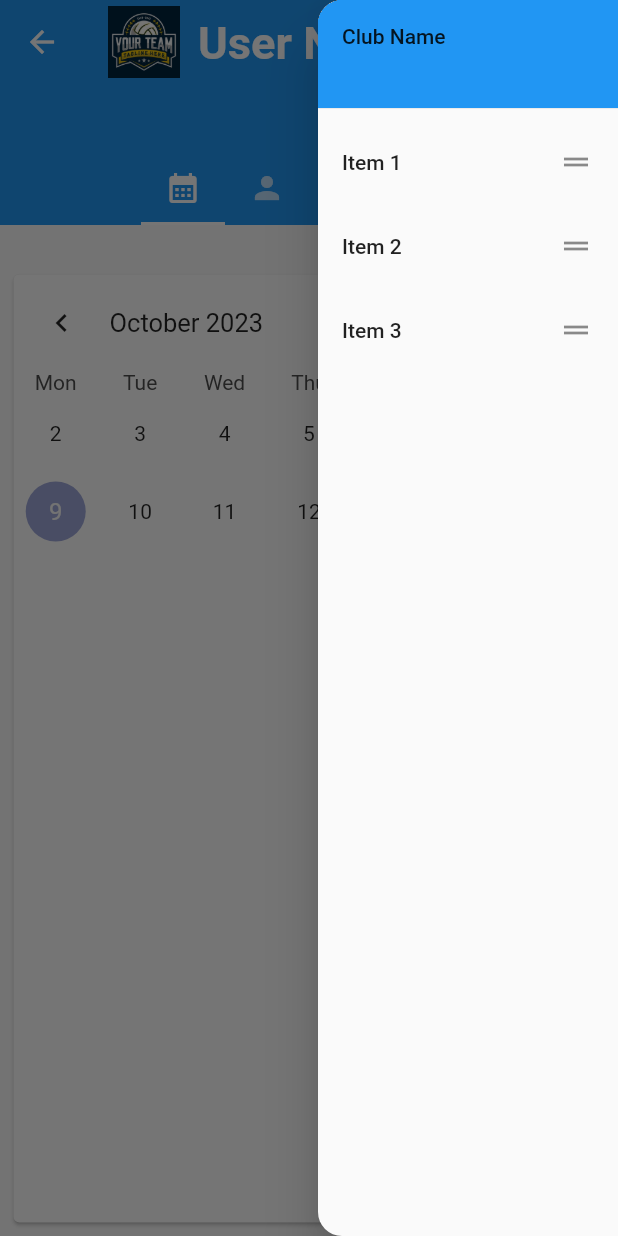
After one commit to I-WOObin-I/MeetUp_Project, a Flutter app: the UserDetailsView screen opened directly, after a tap on the "menu" icon, on a phone screen of 412 x 824 dp. The commit adds this screen. Run offline on Flutter 3.47's test engine with Material 2 defaults, Android fonts, the phone set to English and light mode, and no system bars; drawn by our look-alikes of table_calendar; our stand-ins replace expandable; generated files the repository leaves out were written again.

```diff
--- a/meetup_app/lib/src/app.dart
+++ b/meetup_app/lib/src/app.dart
@@ -4,6 +4,7 @@
 import 'package:meetup_app/src/features/leagues_feature/league_details_view.dart';
 
 import 'features/clubs_feature/club_details_view.dart';
+import 'features/lfg_feature/lfg_board.dart';
 import 'features/user_feature/user_details_view.dart';
 import 'sample_feature/sample_item_list_view.dart';
 import 'settings/settings_controller.dart';
@@ -29,6 +30,7 @@
       ClubDetailsView(),
       LeagueDetailsView(),
       UserDetailsView(),
+      LFGBoard(),
       SettingsView(controller: widget.settingsController),
     ];
   }
@@ -82,6 +84,10 @@
               icon: Icon(Icons.settings),
               label: 'Settings',
             ),
+            BottomNavigationBarItem(
+              icon: Icon(Icons.group_add),
+              label: 'LFG',
+            ),
           ],
           currentIndex: _selectedIndex,
           onTap: _onItemTapped,
--- a/meetup_app/lib/src/features/user_feature/user_details_view.dart
+++ b/meetup_app/lib/src/features/user_feature/user_details_view.dart
@@ -7,6 +7,7 @@
 import 'package:meetup_app/src/features/clubs_feature/club_sections/club_members_section.dart';
 import 'package:meetup_app/src/features/leagues_feature/league_sections/league_table_section.dart';
 import 'package:meetup_app/src/features/leagues_feature/league_sections/league_upcoming_matches_section.dart';
+import 'package:meetup_app/src/features/user_feature/user_sections/user_calendar_section.dart';
 import 'package:meetup_app/src/features/user_feature/user_sections/user_profile_section.dart';
 
 import '../../../core/widgets/banner_tabbar.dart';
@@ -24,9 +25,9 @@
   int _selectedTabIndex = 0;
 
   List<Icon> tabBarIcons = [
+    const Icon(Icons.calendar_month),
     const Icon(Icons.person),
-    const Icon(Icons.leaderboard),
-    const Icon(Icons.calendar_month),
+    const Icon(Icons.hourglass_empty),
     const Icon(Icons.info),
   ];
 
@@ -52,7 +53,7 @@
                       NestedScrollView.sliverOverlapAbsorberHandleFor(context),
                   sliver: SliverAppBar(
                     title: const ClubTitle(
-                        clubName: "League Name",
+                        clubName: "User Name",
                         clubLogoPath: "assets/images/samples/team_logo.png"),
                     floating: true,
                     pinned: true,
@@ -96,8 +97,8 @@
                   // These are the contents of the tab views, below the tabs.
 
                   children: [
+                    UserCalendarSection(),
                     UserProfileSection(),
-                    LeagueTableSection(),
                     Text("data"),
                     Text("data"),
                   ]),
--- /dev/null
+++ b/meetup_app/lib/src/features/user_feature/user_sections/user_calendar_section.dart
@@ -0,0 +1,69 @@
+import 'package:flutter/material.dart';
+import 'package:table_calendar/table_calendar.dart';
+
+import '../../../../core/objects/event.dart';
+
+class UserCalendarSection extends StatefulWidget {
+  const UserCalendarSection({Key? key}) : super(key: key);
+
+  @override
+  _UserMembersSectionState createState() => _UserMembersSectionState();
+}
+
+class _UserMembersSectionState extends State<UserCalendarSection> {
+  // Initialize a list to store the fetched data
+  List<String> membersList = [];
+  CalendarFormat _calendarFormat = CalendarFormat.twoWeeks;
+  DateTime _focusedDay = DateTime.now();
+  DateTime? _selectedDay;
+
+  // Simulate fetching data from a database
+  Future<void> fetchDataFromDatabase() async {
+    // Replace this with your actual database fetching logic
+    //await Future.delayed(Duration(seconds: 2));
+    setState(() {
+      // Update the list with fetched data
+      membersList = List.generate(25, (index) => 'Member Name $index');
+    });
+  }
+
+  @override
+  void initState() {
+    super.initState();
+    // Fetch data from the database when the widget initializes
+    fetchDataFromDatabase();
+  }
+
+  @override
+  Widget build(BuildContext context) {
+    return Container(
+        margin: const EdgeInsets.only(top: kTextTabBarHeight * 0.5),
+        child: Card(
+            child: TableCalendar<Event>(
+          firstDay: DateTime.utc(2020, 10, 16),
+          lastDay: DateTime.utc(2030, 3, 14),
+          focusedDay: _focusedDay,
+          calendarFormat: _calendarFormat,
+          startingDayOfWeek: StartingDayOfWeek.monday,
+          availableGestures: AvailableGestures.horizontalSwipe,
+          shouldFillViewport: false,
+          selectedDayPredicate: (day) => isSameDay(_selectedDay, day),
+          availableCalendarFormats: const {
+            CalendarFormat.month: 'Month',
+            CalendarFormat.twoWeeks: '2 Weeks',
+            CalendarFormat.week: 'Week',
+          },
+          onFormatChanged: (format) {
+            setState(() {
+              _calendarFormat = format;
+            });
+          },
+          onDaySelected: (selectedDay, focusedDay) {
+            setState(() {
+              _selectedDay = selectedDay;
+              _focusedDay = focusedDay;
+            });
+          },
+        )));
+  }
+}
```
Also changed, not shown: meetup_app/lib/core/objects/lfg_post.dart (added, +53 -0 lines), meetup_app/lib/core/widgets/lfg_post_widget.dart (added, +56 -0 lines), meetup_app/lib/src/features/lfg_feature/lfg_board.dart (added, +50 -0 lines), meetup_app/lib/src/features/user_feature/user_sections/user_profile_section.dart (+69 -8 lines).
